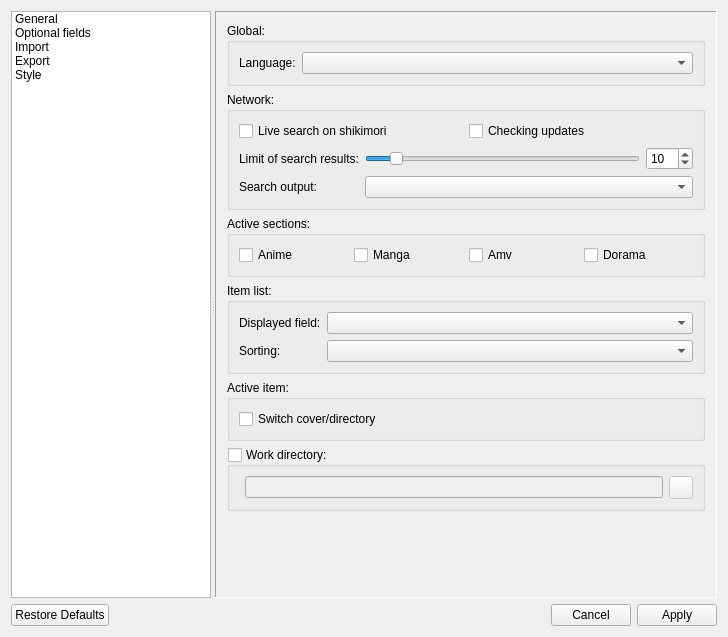
Before: the Qt Designer form DatabaseAnime/settings.ui in LibertaSoft/DatabaseAnime, drawn with Qt 5.
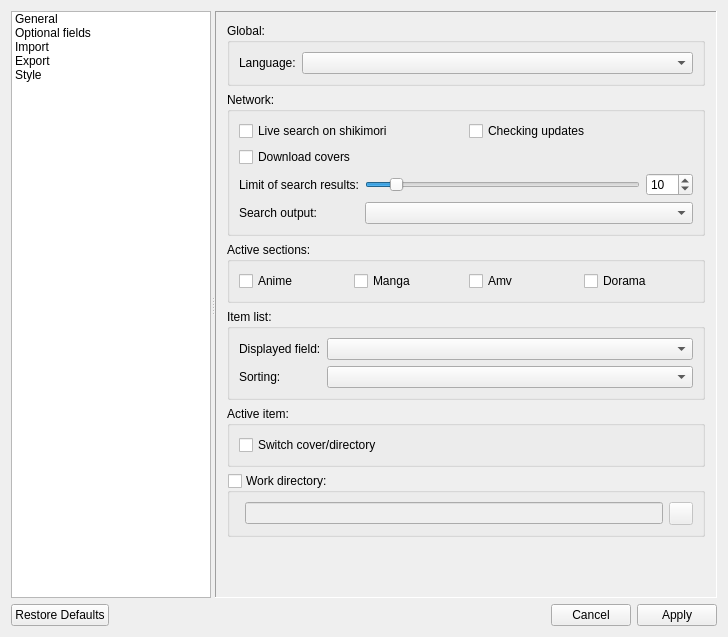
After: the same form once the commit is applied. Icons and pictures are not drawn. Custom widgets are drawn as their Qt base class.

Commit message: New class: ImageLoader. integrated.

```diff
--- a/DatabaseAnime/settings.ui
+++ b/DatabaseAnime/settings.ui
@@ -146,7 +146,7 @@
              <x>0</x>
              <y>0</y>
              <width>486</width>
-             <height>630</height>
+             <height>663</height>
             </rect>
            </property>
            <layout class="QVBoxLayout" name="verticalLayout_4">
@@ -210,24 +210,24 @@
                  <property name="topMargin">
                   <number>0</number>
                  </property>
-                 <item row="0" column="0">
+                 <item row="1" column="0">
                   <widget class="QLabel" name="Label_SearchLimit">
                    <property name="text">
                     <string>Limit of search results:</string>
                    </property>
                   </widget>
                  </item>
-                 <item row="1" column="0">
+                 <item row="2" column="0">
                   <widget class="QLabel" name="Label_SearchOutput">
                    <property name="text">
                     <string>Search output:</string>
                    </property>
                   </widget>
                  </item>
-                 <item row="1" column="1">
+                 <item row="2" column="1">
                   <widget class="QComboBox" name="ComboBox_SearchOutput"/>
                  </item>
-                 <item row="0" column="1">
+                 <item row="1" column="1">
                   <layout class="QHBoxLayout" name="HLay_SearchLimit">
                    <item>
                     <widget class="QSlider" name="HSlider_SearchLimit">
@@ -266,6 +266,13 @@
                    </item>
                   </layout>
                  </item>
+                 <item row="0" column="0">
+                  <widget class="QCheckBox" name="ChBox_DownloadCovers">
+                   <property name="text">
+                    <string>Download covers</string>
+                   </property>
+                  </widget>
+                 </item>
                 </layout>
                </item>
               </layout>
```
The commit also changes 9 other files.
